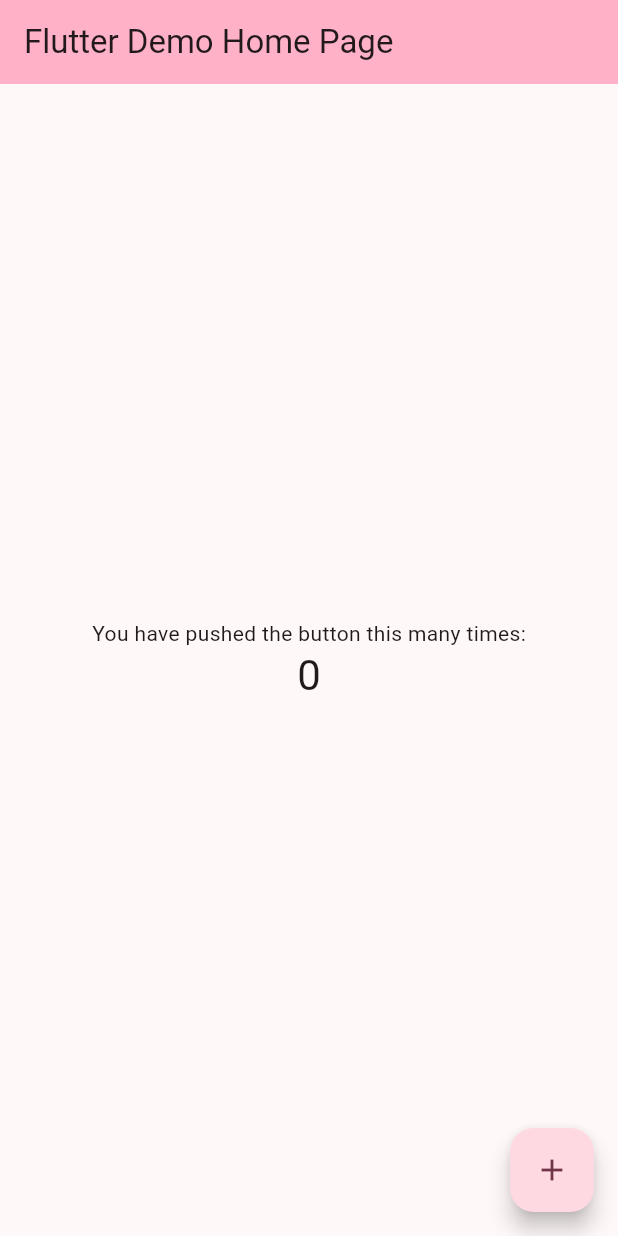
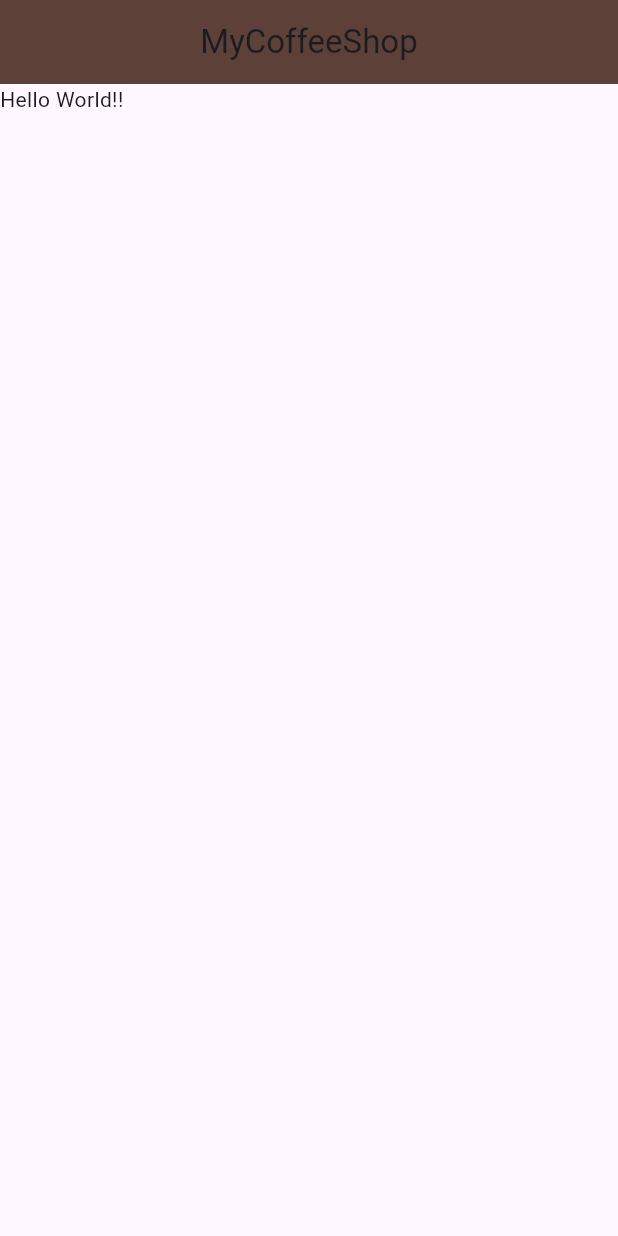
Before and after one commit to Siyarbekir47/coffee_card, a Flutter app: the screen it shows after launch, on a phone screen of 412 x 824 dp. Run offline on Flutter 3.47's test engine with Material 3 defaults, Android fonts, the phone set to English and light mode, and no system bars.

Commit message:
chore: Update main.dart to set the app title and background color

```diff
--- a/lib/main.dart
+++ b/lib/main.dart
@@ -1,125 +1,15 @@
 import 'package:flutter/material.dart';
+import 'package:flutter/widgets.dart';
 
 void main() {
-  runApp(const MyApp());
+  runApp(MaterialApp(
+    home: Scaffold(
+      appBar: AppBar(
+        title: const Text("MyCoffeeShop"),
+        backgroundColor: Colors.brown[700],
+        centerTitle: true,
+      ),
+      body: const Text("Hello World!!"),
+    ),
+  ));
 }
-
-class MyApp extends StatelessWidget {
-  const MyApp({super.key});
-
-  // This widget is the root of your application.
-  @override
-  Widget build(BuildContext context) {
-    return MaterialApp(
-      title: 'Flutter Demo',
-      theme: ThemeData(
-        // This is the theme of your application.
-        //
-        // TRY THIS: Try running your application with "flutter run". You'll see
-        // the application has a purple toolbar. Then, without quitting the app,
-        // try changing the seedColor in the colorScheme below to Colors.green
-        // and then invoke "hot reload" (save your changes or press the "hot
-        // reload" button in a Flutter-supported IDE, or press "r" if you used
-        // the command line to start the app).
-        //
-        // Notice that the counter didn't reset back to zero; the application
-        // state is not lost during the reload. To reset the state, use hot
-        // restart instead.
-        //
-        // This works for code too, not just values: Most code changes can be
-        // tested with just a hot reload.
-        colorScheme: ColorScheme.fromSeed(seedColor: Colors.black45),
-        useMaterial3: true,
-      ),
-      home: const MyHomePage(title: 'Flutter Demo Home Page'),
-    );
-  }
-}
-
-class MyHomePage extends StatefulWidget {
-  const MyHomePage({super.key, required this.title});
-
-  // This widget is the home page of your application. It is stateful, meaning
-  // that it has a State object (defined below) that contains fields that affect
-  // how it looks.
-
-  // This class is the configuration for the state. It holds the values (in this
-  // case the title) provided by the parent (in this case the App widget) and
-  // used by the build method of the State. Fields in a Widget subclass are
-  // always marked "final".
-
-  final String title;
-
-  @override
-  State<MyHomePage> createState() => _MyHomePageState();
-}
-
-class _MyHomePageState extends State<MyHomePage> {
-  int _counter = 0;
-
-  void _incrementCounter() {
-    setState(() {
-      // This call to setState tells the Flutter framework that something has
-      // changed in this State, which causes it to rerun the build method below
-      // so that the display can reflect the updated values. If we changed
-      // _counter without calling setState(), then the build method would not be
-      // called again, and so nothing would appear to happen.
-      _counter++;
-    });
-  }
-
-  @override
-  Widget build(BuildContext context) {
-    // This method is rerun every time setState is called, for instance as done
-    // by the _incrementCounter method above.
-    //
-    // The Flutter framework has been optimized to make rerunning build methods
-    // fast, so that you can just rebuild anything that needs updating rather
-    // than having to individually change instances of widgets.
-    return Scaffold(
-      appBar: AppBar(
-        // TRY THIS: Try changing the color here to a specific color (to
-        // Colors.amber, perhaps?) and trigger a hot reload to see the AppBar
-        // change color while the other colors stay the same.
-        backgroundColor: Theme.of(context).colorScheme.inversePrimary,
-        // Here we take the value from the MyHomePage object that was created by
-        // the App.build method, and use it to set our appbar title.
-        title: Text(widget.title),
-      ),
-      body: Center(
-        // Center is a layout widget. It takes a single child and positions it
-        // in the middle of the parent.
-        child: Column(
-          // Column is also a layout widget. It takes a list of children and
-          // arranges them vertically. By default, it sizes itself to fit its
-          // children horizontally, and tries to be as tall as its parent.
-          //
-          // Column has various properties to control how it sizes itself and
-          // how it positions its children. Here we use mainAxisAlignment to
-          // center the children vertically; the main axis here is the vertical
-          // axis because Columns are vertical (the cross axis would be
-          // horizontal).
-          //
-          // TRY THIS: Invoke "debug painting" (choose the "Toggle Debug Paint"
-          // action in the IDE, or press "p" in the console), to see the
-          // wireframe for each widget.
-          mainAxisAlignment: MainAxisAlignment.center,
-          children: <Widget>[
-            const Text(
-              'You have pushed the button this many times:',
-            ),
-            Text(
-              '$_counter',
-              style: Theme.of(context).textTheme.headlineMedium,
-            ),
-          ],
-        ),
-      ),
-      floatingActionButton: FloatingActionButton(
-        onPressed: _incrementCounter,
-        tooltip: 'Increment',
-        child: const Icon(Icons.add),
-      ), // This trailing comma makes auto-formatting nicer for build methods.
-    );
-  }
-}
```
